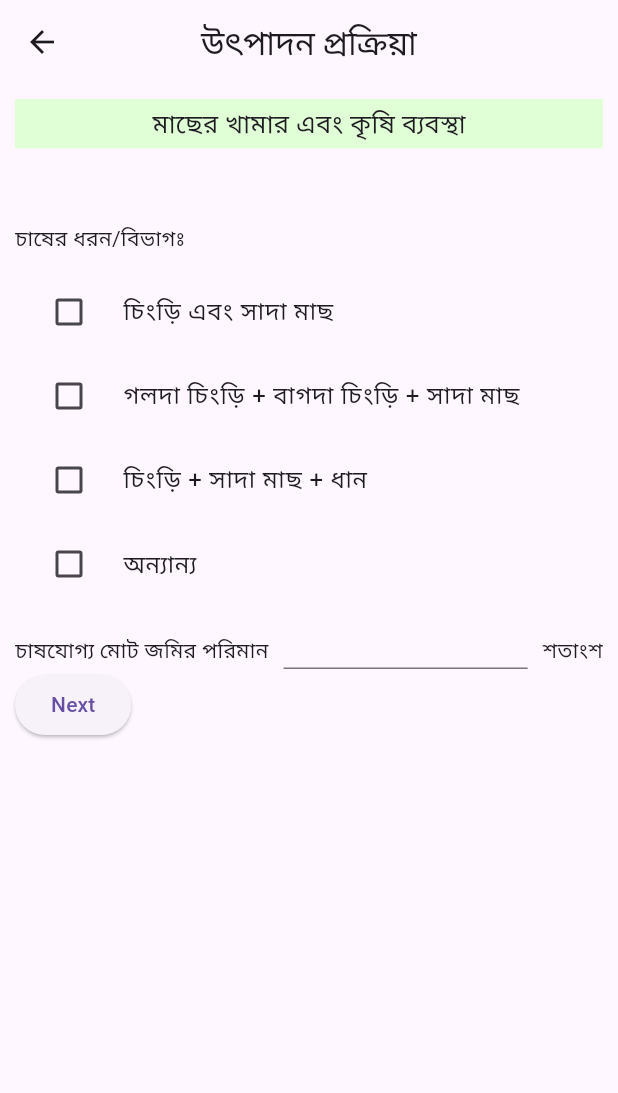
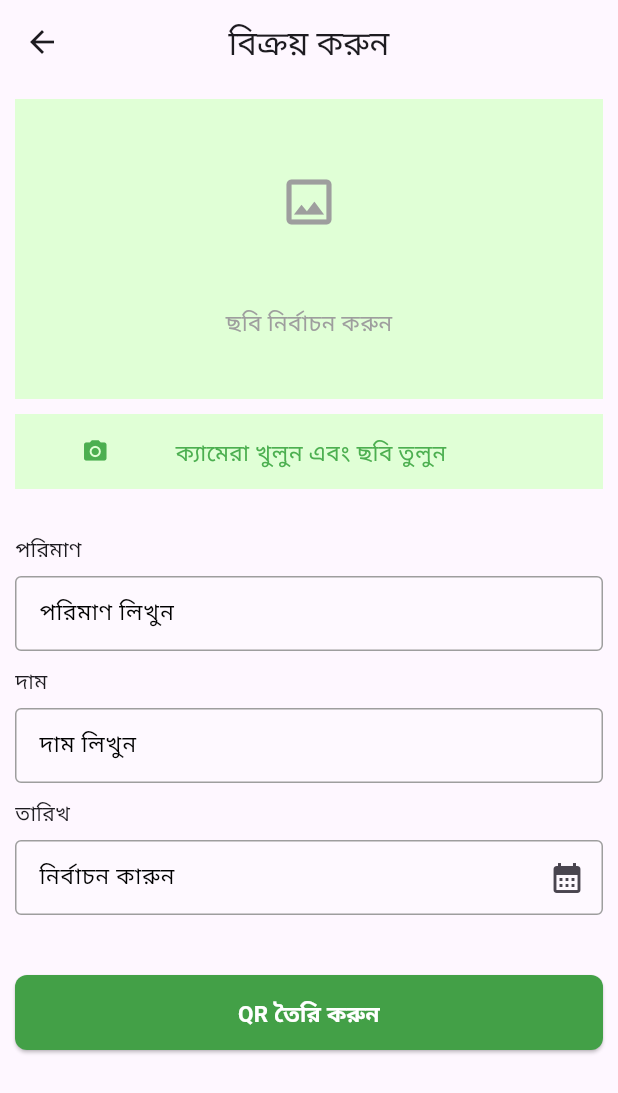
Before and after one commit to diptakumardas/e_traceability_beta, a Flutter app: the screen it shows after launch, on a phone screen of 412 x 824 dp. Shown: the top 1093 px of the screen. Run offline on Flutter 3.47's test engine with Material 3 defaults, Android fonts, the phone set to English and light mode, and no system bars; our stand-ins replace flutter_svg, image_picker, smooth_page_indicator; missing offline and left inert: dart:ffi.

Commit message:
camra module

```diff
--- a/lib/main.dart
+++ b/lib/main.dart
@@ -1,14 +1,18 @@
 import 'package:e_traceability_beta/production_pages/production_page_6.dart';
 import 'package:e_traceability_beta/production_pages/test_page.dart';
+import 'package:e_traceability_beta/provider/screen_provider.dart';
+import 'package:e_traceability_beta/sell_page/sell_screen.dart';
 import 'package:e_traceability_beta/splash_screen/splash_screen.dart';
 import 'package:e_traceability_beta/view_screen/dash_board.dart';
 import 'package:e_traceability_beta/widget/custome_container.dart';
 import 'package:e_traceability_beta/widget/custome_title.dart';
 import 'package:flutter/material.dart';
+import 'package:provider/provider.dart';
 
 void main() {
   runApp(const MyApp());
 }
+
 class MyApp extends StatefulWidget {
   const MyApp({super.key});
 
@@ -19,11 +23,12 @@ class MyApp extends StatefulWidget {
 class _MyAppState extends State<MyApp> {
   @override
   Widget build(BuildContext context) {
-    return  MaterialApp(
-
-      debugShowCheckedModeBanner: false,
-      home: TestPage(),
-
+    return ChangeNotifierProvider(
+      create: (context) => McqProvider(),
+      child: MaterialApp(
+        debugShowCheckedModeBanner: false,
+        home:SellScreen()
+      ),
     );
   }
 }
--- a/lib/production_pages/production_page2.dart
+++ b/lib/production_pages/production_page2.dart
@@ -16,16 +16,19 @@ class UthpadonPage2 extends StatefulWidget {
 
 class _UthpadonPage2State extends State<UthpadonPage2> {
 
-  final List<Map<String, dynamic>> farmingOptions2 = [
-    {"title": "ফসল উৎপাদনের পরে পুকুরের তলা শুকানো হয়েছে?", "checked": false},
-    {"title": "কালো মাটি সরানো হয়েছে?", "checked": false},
-    {"title": "পাথুরে চুন বা লাইমিং করা হয়েছে কিনা ?", "checked": false},
-    {"title": "ব্লিচিং ব্যবহার করা হয়েছে?", "checked": false},
-    {"title": "পানি দেয়ার পূর্বে সম্পূর্ণ পুকুর পরিষ্কার করা হয়েছে?", "checked": false},
-    {"title": "ব্অবাঞ্ছিত গাছপালা পরিষ্কার করা হয়েছে কিনা?", "checked": false},
-    {"title": "বরাক্ষুসে ও অবাঞ্ছিত মাছ সরানো হয়েছে?", "checked": false},
-    {"title": "পাড় মেরামত ও উঁচু করে বাঁধা হয়েছে কিনা", "checked": false},
+  final List<String> farmingOptions2 =
+
+   [
+    "ফসল উৎপাদনের পরে পুকুরের তলা শুকানো হয়েছে?",
+    "কালো মাটি সরানো হয়েছে?",
+    "পাথুরে চুন বা লাইমিং করা হয়েছে কিনা ?",
+    "ব্লিচিং ব্যবহার করা হয়েছে?",
+    "পানি দেয়ার পূর্বে সম্পূর্ণ পুকুর পরিষ্কার করা হয়েছে?",
+    "ব্অবাঞ্ছিত গাছপালা পরিষ্কার করা হয়েছে কিনা?",
+    "বরাক্ষুসে ও অবাঞ্ছিত মাছ সরানো হয়েছে?",
+    "পাড় মেরামত ও উঁচু করে বাঁধা হয়েছে কিনা",
   ];
+  int? _selectedIndex;
 
 
 
@@ -55,11 +58,11 @@ class _UthpadonPage2State extends State<UthpadonPage2> {
                       return CheckboxListTile(
                           activeColor: Colors.black,
                           controlAffinity: ListTileControlAffinity.leading,
-                          title: Text(farmingOptions2[index]['title']),
-                          value: farmingOptions2[index]["checked"],
+                          title: Text(farmingOptions2[index]),
+                          value: _selectedIndex == index,
                           onChanged: (bool? newValue) {
                             setState(() {
-                              farmingOptions2[index]["checked"] = newValue!;
+                              _selectedIndex = index;
                             });
                           });
                     })),
--- /dev/null
+++ b/lib/sell_page/sell_screen.dart
@@ -0,0 +1,95 @@
+import 'dart:io';
+import 'dart:typed_data';
+
+import 'package:flutter/cupertino.dart';
+import 'package:flutter/material.dart';
+import 'package:flutter/widgets.dart';
+import 'package:flutter/foundation.dart';
+import 'package:image_picker/image_picker.dart';
+
+import '../widget/camra_module.dart';
+import '../widget/customeForm.dart';
+import '../widget/custome_appbar_uthpadon.dart';
+import '../widget/custome_button.dart';
+
+class SellScreen extends StatefulWidget {
+  const SellScreen({super.key});
+
+  @override
+  State<SellScreen> createState() => _SellScreenState();
+}
+
+class _SellScreenState extends State<SellScreen> {
+
+  Uint8List? _image;
+  File? selectedImage;
+
+
+
+  @override
+  Widget build(BuildContext context) {
+    return Scaffold(
+      appBar: const CustomeAppbarUth(title: "বিক্রয় করুন"),
+      body:Padding(
+        padding: const EdgeInsets.all(10.0),
+        child: SingleChildScrollView(
+          child: Column(
+            crossAxisAlignment: CrossAxisAlignment.start,
+            children: [
+              CamraModule(),
+              /*Container(
+                height: 120,
+                width: double.infinity,
+                color: Color(0xFFE0FFD6),
+                child: Column(
+                  mainAxisAlignment: MainAxisAlignment.spaceEvenly,
+                  children: [
+                    IconButton(onPressed: (){}, icon: const Icon(Icons.image_outlined,color: Colors.grey,size: 40,),),
+                    const Text("ছবি নির্বাচন করুন",style: TextStyle(color: Colors.grey,fontSize: 15),)
+                  ],
+                ),
+              ),
+              const SizedBox(
+                height: 10,
+              ),
+              InkWell(
+                onTap: (){},
+                child: Container(
+                  height: 50,
+                  width: double.infinity,
+                  color: const Color(0xFFE0FFD6),
+                  child: const Row(
+                    mainAxisAlignment: MainAxisAlignment.spaceEvenly,
+                    children: [
+                      Icon(Icons.camera_alt,size: 18,color: Colors.green,),
+                      Padding(
+                        padding: EdgeInsets.only(right:  60.0),
+                        child: Text("ক্যামেরা খুলুন এবং ছবি তুলুন",style: TextStyle(fontSize: 15,color: Colors.green),),
+                      ),
+                    ],
+                  ),
+                ),
+              ),*/
+              const SizedBox(
+                height: 30,
+              ),
+              const Customeform(title: "পরিমাণ", hintText: "পরিমাণ লিখুন"),
+              const SizedBox(
+                height: 10,
+              ),
+              const Customeform(title: "দাম", hintText: "দাম লিখুন"),
+              const SizedBox(
+                height: 10,
+              ),
+              const Customeform(title: "তারিখ", hintText: "নির্বাচন কারুন",fieldIcon: Icons.calendar_month,),
+              const SizedBox(
+                height: 40,
+              ),
+              CustomeButton(title: "QR তৈরি করুন", onClicked: (){})
+            ],
+          ),
+        ),
+      ),
+    );
+  }
+}
--- /dev/null
+++ b/lib/widget/camra_module.dart
@@ -0,0 +1,97 @@
+import 'dart:io';
+import 'dart:typed_data';
+
+import 'package:flutter/cupertino.dart';
+import 'package:flutter/material.dart';
+import 'package:flutter/widgets.dart';
+import 'package:flutter/foundation.dart';
+import 'package:image_picker/image_picker.dart';
+
+class CamraModule extends StatefulWidget {
+  const CamraModule({super.key});
+
+  @override
+  State<CamraModule> createState() => _CamraModuleState();
+}
+
+class _CamraModuleState extends State<CamraModule> {
+
+  Uint8List? _image;
+  File? selectedImage;
+
+
+  @override
+  Widget build(BuildContext context) {
+    return Column(
+      children: [
+        Container(
+          height: 200,
+          width: double.infinity,
+          color: Color(0xFFE0FFD6),
+          child:
+
+          _image != null
+              ? Image.memory(_image!, fit: BoxFit.contain)
+              : Column(
+            mainAxisAlignment: MainAxisAlignment.spaceEvenly,
+            children: [
+              IconButton(onPressed: (){
+                _pickImageFromGallery();
+              }, icon: const Icon(Icons.image_outlined,color: Colors.grey,size: 40,),),
+              const Text("ছবি নির্বাচন করুন",style: TextStyle(color: Colors.grey,fontSize: 15),)
+            ],
+          ),
+        ),
+        const SizedBox(
+          height: 10,
+        ),
+        InkWell(
+          onTap: (){
+            _pickImageFromCamera();
+          },
+          child: Container(
+            height: 50,
+            width: double.infinity,
+            color: const Color(0xFFE0FFD6),
+            child: const Row(
+              mainAxisAlignment: MainAxisAlignment.spaceEvenly,
+              children: [
+                Icon(Icons.camera_alt,size: 18,color: Colors.green,),
+                Padding(
+                  padding: EdgeInsets.only(right:  60.0),
+                  child: Text("ক্যামেরা খুলুন এবং ছবি তুলুন",style: TextStyle(fontSize: 15,color: Colors.green),),
+                ),
+              ],
+            ),
+          ),
+        ),
+      ],
+    );
+  }
+
+
+  Future _pickImageFromGallery() async {
+    final returnImage =
+    await ImagePicker().pickImage(source: ImageSource.gallery);
+    if (returnImage == null) return;
+    setState(() {
+      selectedImage = File(returnImage.path);
+      _image = File(returnImage.path).readAsBytesSync();
+    });
+
+  }
+
+
+  Future _pickImageFromCamera() async {
+    final returnImage =
+    await ImagePicker().pickImage(source: ImageSource.camera);
+    if (returnImage == null) return;
+    setState(() {
+      selectedImage = File(returnImage.path);
+      _image = File(returnImage.path).readAsBytesSync();
+    });
+
+  }
+
+
+}
--- /dev/null
+++ b/lib/widget/customeForm.dart
@@ -0,0 +1,51 @@
+import 'package:flutter/cupertino.dart';
+import 'package:flutter/material.dart';
+
+class Customeform extends StatefulWidget {
+  const Customeform({super.key,required this.title,required this.hintText, this.fieldIcon});
+  final String title;
+  final String hintText;
+  final IconData? fieldIcon;
+
+  @override
+  State<Customeform> createState() => _CustomeformState();
+}
+
+class _CustomeformState extends State<Customeform> {
+  @override
+  Widget build(BuildContext context) {
+    return Column(
+      crossAxisAlignment: CrossAxisAlignment.start,
+
+      children: [
+        Text(widget.title),
+        SizedBox(
+          height: 8,
+        ),
+        SizedBox(
+          height: 50,
+          child: Form(
+            child: TextFormField(
+
+              obscureText: true,
+              decoration: InputDecoration(
+                suffixIcon: widget.fieldIcon != null ? Icon(widget.fieldIcon) : null,
+                hintText: widget.hintText,
+                hintStyle: TextStyle(fontSize: 15,color: Colors.black),
+                fillColor: Colors.white30,
+                filled: true,
+
+                focusedBorder: OutlineInputBorder(
+                    borderSide: const BorderSide(color: Colors.grey),
+                    borderRadius: BorderRadius.circular(4)),
+                enabledBorder: OutlineInputBorder(
+                    borderSide: BorderSide(color: Colors.grey),
+                    borderRadius: BorderRadius.circular(4)),
+              ),
+            ),
+          ),
+        ),
+      ],
+    );
+  }
+}
--- a/lib/widget/custome_titile_with_textfield.dart
+++ b/lib/widget/custome_titile_with_textfield.dart
@@ -11,6 +11,7 @@ class TitleWithField extends StatefulWidget {
 }
 
 class _TitleWithFieldState extends State<TitleWithField> {
+  TextEditingController controller = TextEditingController();
   @override
   Widget build(BuildContext context) {
     return Padding(
@@ -24,6 +25,7 @@ class _TitleWithFieldState extends State<TitleWithField> {
           ),
           Expanded(
             child: TextField(
+              controller: controller,
               decoration: InputDecoration(
                 contentPadding:
                 EdgeInsets.symmetric(vertical: 0, horizontal: 8),
--- a/pubspec.yaml
+++ b/pubspec.yaml
@@ -37,6 +37,8 @@ dependencies:
   cupertino_icons: ^1.0.6
   smooth_page_indicator: ^1.1.0
   flutter_svg: ^2.0.10+1
+  provider: ^6.1.2
+  image_picker: ^1.1.1
 
 dev_dependencies:
   flutter_test:
```
Also changed, not shown: lib/production_pages/preview_page.dart (+40 -14 lines), lib/production_pages/test_page.dart (+71 -44 lines), lib/production_pages/test_page_2.dart (+34 -59 lines), lib/provider/screen_provider.dart (added, +36 -0 lines), pubspec.lock, 11 other files.
